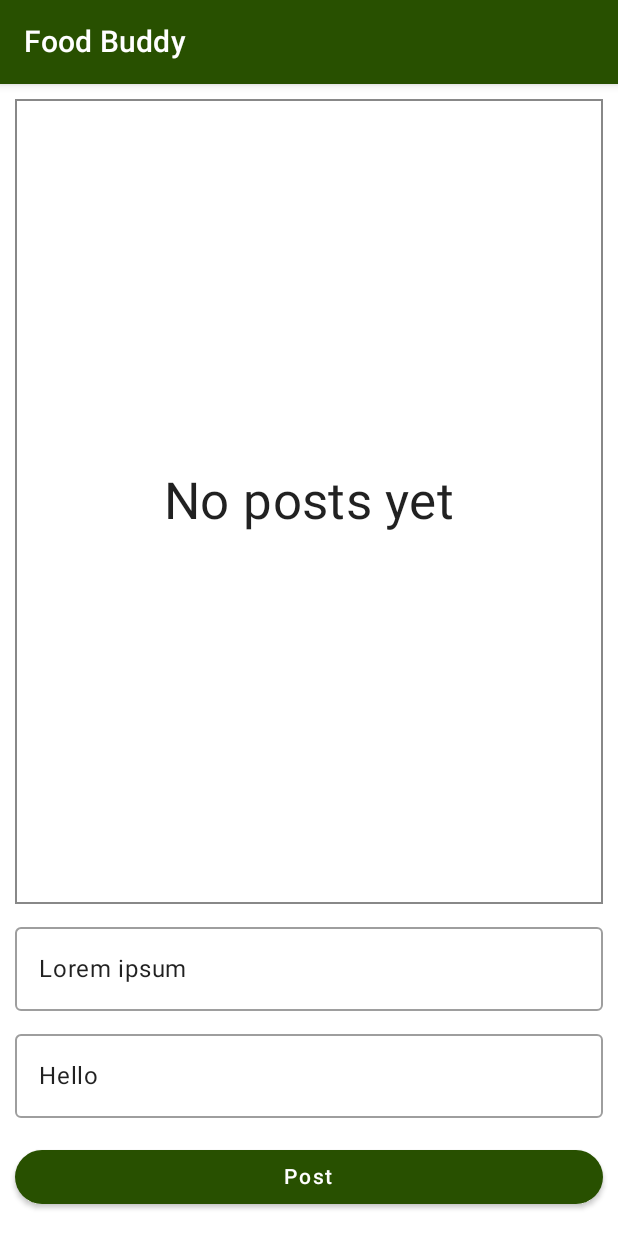
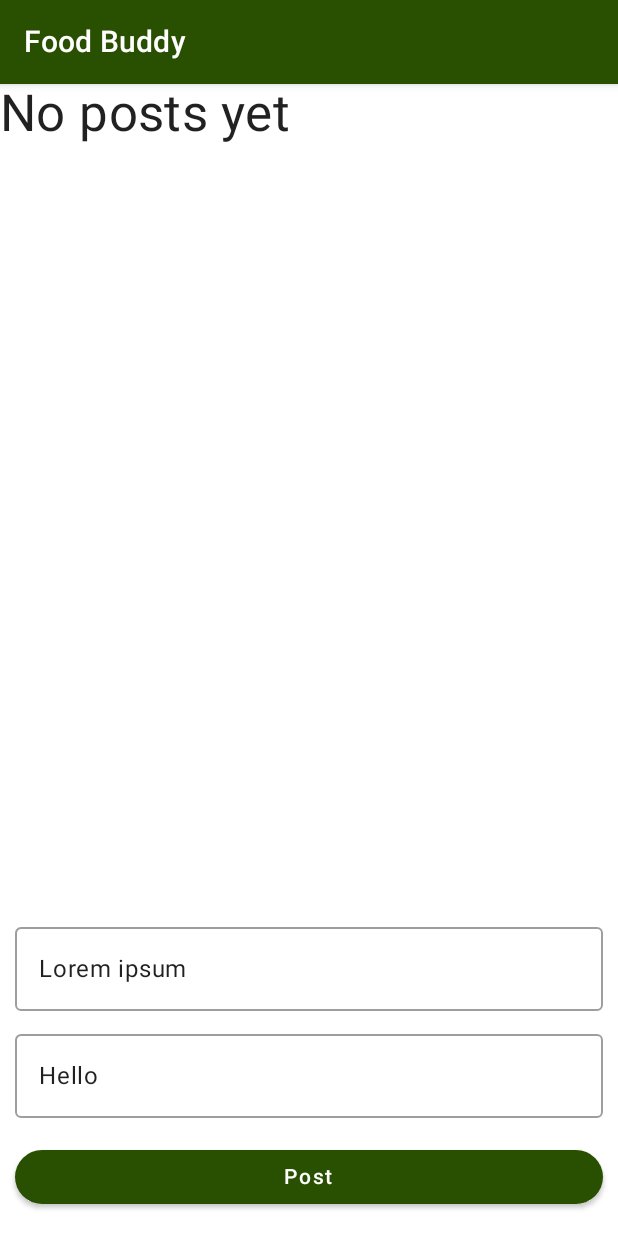
Before and after one commit to emoba-fhnw/ws6c-valerobles, an Android app built with Jetpack Compose: the screen it shows after launch (MainActivity), on a phone screen of 412 x 824 dp. Run offline under Robolectric (Android 15) with nearby library versions, the phone set to English and light mode, and no system bars; our stand-ins replace constraintlayout-compose; 1 statement that could not run was skipped.

Commit message:
removed box borders

```diff
--- a/app/src/main/kotlin/fhnw/ws6c/theapp/ui/DashboardScreen.kt
+++ b/app/src/main/kotlin/fhnw/ws6c/theapp/ui/DashboardScreen.kt
@@ -110,10 +110,7 @@ private fun Body(model: FoodBuddyModel) {
 
 @Composable
 private fun AllMessagesPanel(posts: List<Post>, modifier: Modifier){
-    Box(modifier.border(width = 1.dp,
-        brush = SolidColor(Color.Gray),
-        shape = RectangleShape
-    )){
+    Box(){
         if(posts.isEmpty()){
             Text(text     = "No posts yet",
                 style    = MaterialTheme.typography.h4,
```
